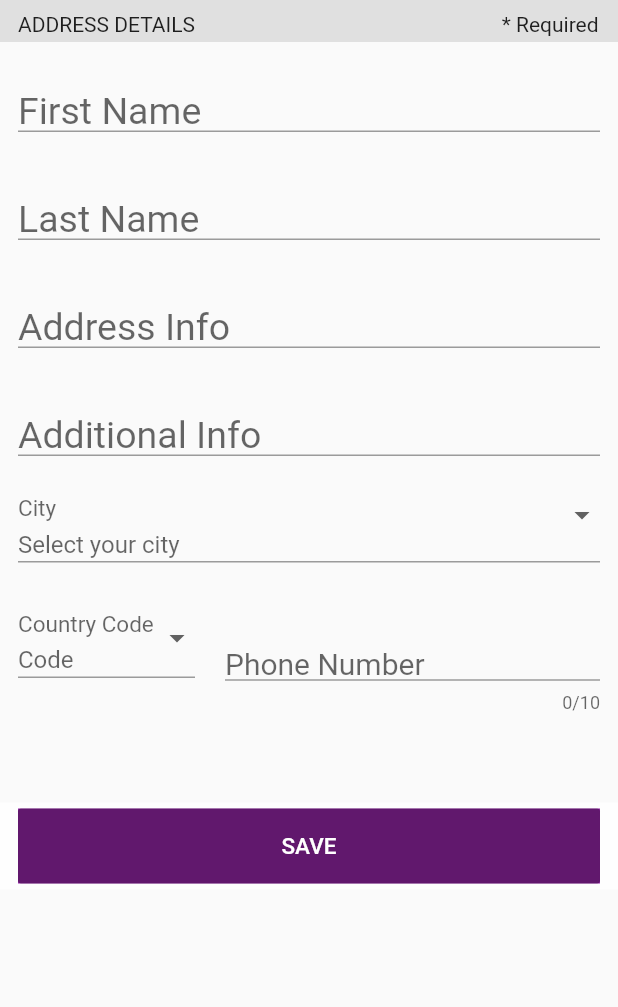
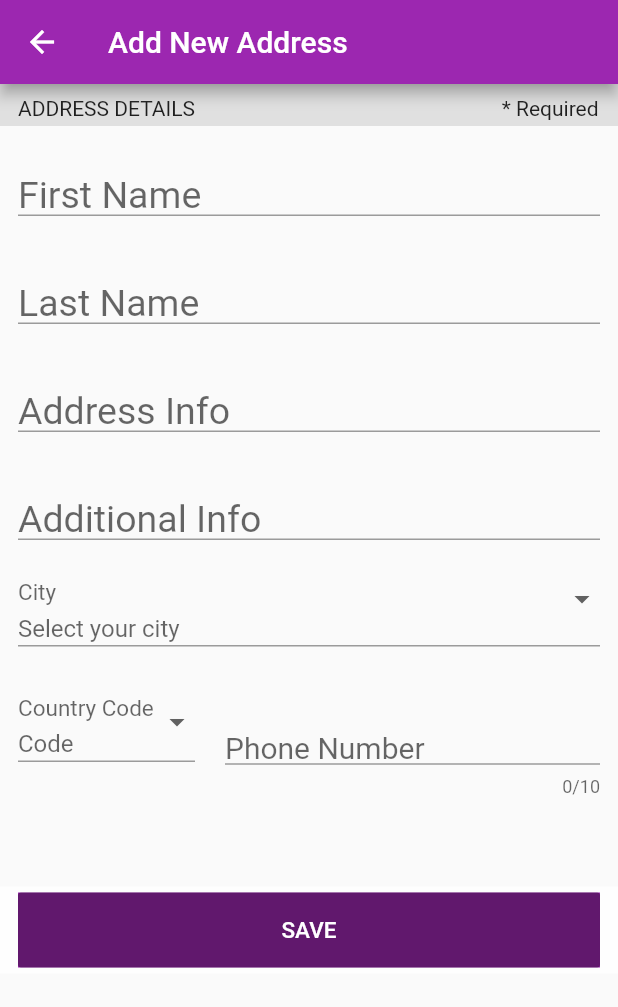
Before and after one commit to Youssef-Mostafa2000/E-Commerce-System, a Flutter app: the FormScreen screen opened directly, on a phone screen of 412 x 824 dp. Shown: the top 1007 px of the screen. Run offline on Flutter 3.47's test engine with Material 2 defaults, Android fonts, the light colour scheme and no system bars.

Commit message:
added back arrow in appbar

```diff
--- a/form_screen/form/lib/credit_card_details.dart
+++ b/form_screen/form/lib/credit_card_details.dart
@@ -53,6 +53,11 @@ class _CreditCardDetailsState extends State<CreditCardDetails> {
         title: Text("Credit Card Details"),
         backgroundColor: Colors.purple,
         shadowColor: Colors.grey,
+        automaticallyImplyLeading: true,
+        leading: IconButton(
+          icon: Icon(Icons.arrow_back),
+          onPressed: () => null,
+        ),
       ),
     );
   }
--- a/form_screen/form/lib/form_screen.dart
+++ b/form_screen/form/lib/form_screen.dart
@@ -32,7 +32,9 @@ class _FormScreenState extends State<FormScreen> {
 
   @override
   Widget build(BuildContext context) {
-    return Container(
+    return Scaffold(
+      body: SingleChildScrollView(
+        child: Container(
           child: Form(
             key: _formKey,
             child: Column(
@@ -143,6 +145,18 @@ class _FormScreenState extends State<FormScreen> {
               ],
             ),
           ),
+        ),
+      ),
+      appBar: AppBar(
+        title: Text("Add New Address"),
+        backgroundColor: Colors.purple,
+        shadowColor: Colors.grey,
+        automaticallyImplyLeading: true,
+        leading: IconButton(
+          icon: Icon(Icons.arrow_back),
+          onPressed: () => null,
+        ),
+      ),
     );
   }
 }
--- a/form_screen/form/lib/main.dart
+++ b/form_screen/form/lib/main.dart
@@ -16,7 +16,7 @@ class _FormAppState extends State<FormApp> {
   Widget build(BuildContext context) {
     return MaterialApp(
       debugShowCheckedModeBanner: false,
-      home: CreditCardDetails(),
+      home: FormScreen(),
     );
   }
 }
```
Lines whose indentation alone changed are shown as unchanged.
